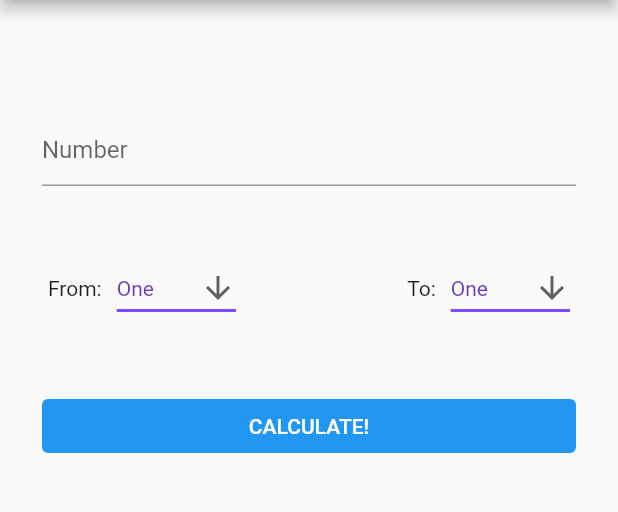
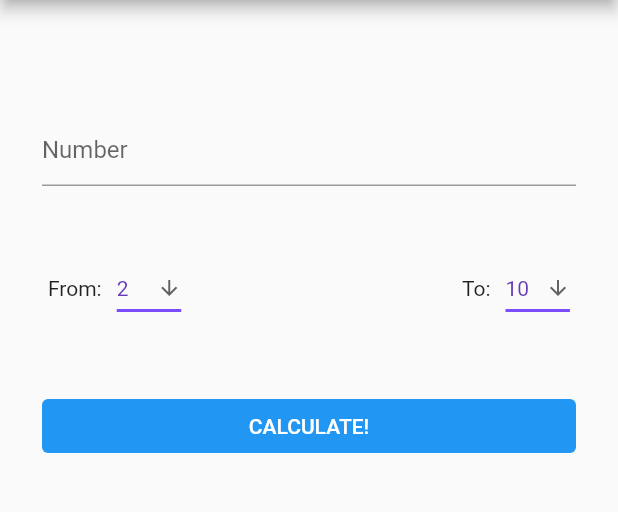
Before and after one commit to EmaMaker/base-converter, a Flutter app: the screen it shows after launch, after a tap on "CALCULATE!", on a phone screen of 412 x 824 dp, the part 84-596 px from its top. Run offline on Flutter 3.47's test engine with Material 2 defaults, Android fonts, the light colour scheme and no system bars.

Commit message:
Conversions from bases 0-16, 2CP, BCD

```diff
--- /dev/null
+++ b/lib/calculations.dart
@@ -0,0 +1,144 @@
+import 'dart:math';
+
+String decimalToBase(int number, toBase) {
+  //current base as integer
+  String tmpBase = toBase.toUpperCase();
+  if (tmpBase == "HEX") tmpBase = "16";
+
+  bool negative = number < 0;
+  if (negative) number *= -1;
+
+  String res = "";
+  switch (tmpBase) {
+    case "BCD":
+      String n = number.toString();
+      for (int i = 0; i < n.length; i++) {
+        String digit = decimalToBase(int.parse(n[i]), "2");
+        int missingZeros = 4 - digit.length;
+        for (int i = 0; i < missingZeros; i++) {
+          digit = "0" + digit;
+        }
+        res += digit;
+      }
+      if (negative) res = "-" + res;
+      break;
+    case "2CP":
+      String binary = decimalToBase(number, 2);
+      bool gotOne = false;
+      if (negative) {
+        for (int i = 0; i < binary.length; i++) {
+          if (gotOne) {
+            if (binary[i] == "1")
+              binary[i] == "0";
+            else
+              binary[i] == "1";
+          } else {
+            if (binary[i] == "1") gotOne = true;
+          }
+        }
+        res = binary;
+      } else {
+        res = "0" + binary;
+      }
+      break;
+    default:
+      int base = int.parse(tmpBase); //current base as integer
+      List<int> digits = [];
+
+      while (number != 0) {
+        digits.add(number % base);
+        number = number ~/ base;
+      }
+      digits = digits.reversed.toList();
+
+      for (int i = 0; i < digits.length; i++) {
+        if (digits[i] >= 10) {
+          res += String.fromCharCode(digits[i] + 55);
+        } else {
+          res += digits[i].toString();
+        }
+      }
+      if (negative) res = "-" + res;
+      break;
+  }
+  return res;
+}
+
+String baseToDecimal(String number, String pBase) {
+  bool negative = number.startsWith('-');
+  if (negative) number = number.split('-')[1];
+
+  //current base as integer
+  String tmpBase = pBase.toUpperCase();
+  if (tmpBase == "HEX") tmpBase = "16";
+
+  String cBase = tmpBase;
+  if (cBase == "BCD" || cBase == "2CP") cBase = "2";
+  int controlBase = int.parse(cBase);
+
+  for (int i = 0; i < number.length; i++) {
+    if (charToDigit(number, i) >= controlBase) {
+      return "error-invalid-number-for-base";
+    }
+  }
+
+  String res = "";
+  switch (tmpBase) {
+    case "BCD":
+      int missingZeros = (4 - number.length % 4) % 4;
+      for (int i = 0; i < missingZeros; i++) number = "0" + number;
+
+      for (int i = 0; i < number.length; i += 4) {
+        String n = number[i];
+        n += number[i + 1];
+        n += number[i + 2];
+        n += number[i + 3];
+        String n1 = baseToDecimal(n, "2");
+        print(n1);
+        if (int.parse(n1) > 9) return "error-bcd-greater-nine";
+        res += n1;
+      }
+      break;
+    case "2CP":
+      if (negative) {
+        return "error-negative-cp2";
+      }
+
+      int dres = 0;
+      number = number.split('').reversed.join('').toString();
+      for (int i = 0; i < number.length; i++) {
+        int add = int.parse(number[i]) * pow(2, i).toInt();
+        if (i == number.length - 1) add *= -1;
+        dres += add;
+      }
+      res = dres.toString();
+      break;
+    default:
+      int base = int.parse(tmpBase);
+      List<int> digits = [];
+
+      // Get the value in decimal of the current digit
+      for (int i = 0; i < number.length; i++) {
+        int digit = charToDigit(number, i);
+        digits.add(digit);
+      }
+
+      //Reverse the list
+      digits = digits.reversed.toList();
+
+      int dres = 0;
+      for (int i = 0; i < digits.length; i++) {
+        dres += digits[i] * pow(base, i).toInt();
+      }
+      res = dres.toString();
+      break;
+  }
+  return res;
+}
+
+int charToDigit(String s, int i) {
+  return isDigit(s, i) ? int.parse(s[i]) : s.codeUnitAt(i) - 55;
+}
+
+// https://stackoverflow.com/questions/25872456/dart-what-is-the-fastest-way-to-check-if-a-particular-symbol-in-a-string-is-a-d
+bool isDigit(String s, int i) => (s.codeUnitAt(i) ^ 0x30) <= 9;
--- a/lib/main.dart
+++ b/lib/main.dart
@@ -1,4 +1,7 @@
+import 'package:flutter/cupertino.dart';
 import 'package:flutter/material.dart';
+import 'package:flutter/widgets.dart';
+import 'package:base_converter/calculations.dart';
 
 void main() {
   runApp(const MyApp());
@@ -13,15 +16,6 @@
     return MaterialApp(
       title: 'Base Converter',
       theme: ThemeData(
-        // This is the theme of your application.
-        //
-        // Try running your application with "flutter run". You'll see the
-        // application has a blue toolbar. Then, without quitting the app, try
-        // changing the primarySwatch below to Colors.green and then invoke
-        // "hot reload" (press "r" in the console where you ran "flutter run",
-        // or simply save your changes to "hot reload" in a Flutter IDE).
-        // Notice that the counter didn't reset back to zero; the application
-        // is not restarted.
         primarySwatch: Colors.blue,
       ),
       home: const MyHomePage(),
@@ -37,9 +31,8 @@
 }
 
 class _MyHomePageState extends State<MyHomePage> {
-  String fromBase = "One";
-  String toBase = "One";
-
+  String fromBase = "2", savedFromBase = "";
+  String toBase = "10", savedToBase = "";
   String result = "";
 
   late TextEditingController _controller;
@@ -53,7 +46,9 @@
 
   @override
   Widget build(BuildContext context) {
-    return Scaffold(
+    return GestureDetector(
+      onTap: () => hidekbd,
+      child: Scaffold(
         appBar: AppBar(
           title: const Text("Base Converter"),
           actions: [
@@ -83,13 +78,14 @@
                 icon: const Icon(Icons.info_outline_rounded))
           ],
         ),
-      body: SafeArea(
-        child: Container(
+        body: Container(
           margin: const EdgeInsets.fromLTRB(24, 32, 24, 32),
           child: Column(children: [
             mainBody(),
             Expanded(
-              child: Center(child: richText),
+              child: Container(
+                  margin: const EdgeInsets.all(24),
+                  child: Center(child: resultToRichText())),
             )
           ]),
         ),
@@ -110,11 +106,11 @@
             TextField(
               controller: _controller,
               decoration: const InputDecoration(hintText: "Number "),
+              keyboardType: TextInputType.phone,
             ),
-            Row(mainAxisAlignment: MainAxisAlignment.spaceBetween, children: [
-              baseSelector("From:", fromBase),
-              baseSelector("To:", toBase)
-            ]),
+            Row(
+                mainAxisAlignment: MainAxisAlignment.spaceBetween,
+                children: [baseSelector("From:", 0), baseSelector("To:", 1)]),
             Row(children: [
               Expanded(
                   child: TextButton(
@@ -131,13 +127,74 @@
     );
   }
 
-  void calculate() {}
+  void hidekbd() {
+    FocusManager.instance.primaryFocus?.unfocus();
+  }
 
-  void decimalToBase() {}
+  RichText resultToRichText() {
+    switch (result) {
+      case "error-negative-in-cp2":
+        return errorString("Error: 2CP number can't have a negative sign");
+      case "error-bcd-greater-nine":
+        return errorString("Error: BCD can only code digits from 0 to 9");
+      case "error-invalid-number-for-base":
+        return errorString(
+            "Error: a digit is greater than or equal to the base");
+      case "":
+        return RichText(
+          text: TextSpan(
+            text: '',
+            style: DefaultTextStyle.of(context).style,
+            children: const <TextSpan>[],
+          ),
+        );
+      default:
+        return RichText(
+          text: TextSpan(
+            text: '',
+            style: DefaultTextStyle.of(context).style,
+            children: <TextSpan>[
+              mainNumber(_controller.text),
+              baseSubtitle("($savedFromBase)"),
+              mainNumber(" = $result"),
+              baseSubtitle("($savedToBase)"),
+            ],
+          ),
+        );
+    }
+  }
 
-  void baseToDecimal() {}
+  RichText errorString(String content) {
+    return RichText(
+      text: TextSpan(
+        text: '',
+        style: DefaultTextStyle.of(context).style,
+        children: <TextSpan>[
+          TextSpan(
+              text: content,
+              style: const TextStyle(
+                  color: Colors.black,
+                  fontSize: 12,
+                  fontWeight: FontWeight.normal,
+                  fontFamily: "Roboto")),
+        ],
+      ),
+    );
+  }
 
-  Container baseSelector(String labelText, String value) {
+  TextSpan mainNumber(String text) {
+    return TextSpan(
+        text: text,
+        style: const TextStyle(
+            color: Colors.black, fontSize: 18, fontWeight: FontWeight.bold));
+  }
+
+  TextSpan baseSubtitle(String text) {
+    return TextSpan(
+        text: text, style: const TextStyle(color: Colors.black, fontSize: 14));
+  }
+
+  Container baseSelector(String labelText, int i) {
     return Container(
       margin: const EdgeInsets.all(4),
       child: Row(
@@ -147,17 +204,10 @@
           const SizedBox(
             width: 10,
           ),
-          dpb(value),
-        ],
-      ),
-    );
-  }
-
-  DropdownButton dpb(String dropdownValue) {
-    return DropdownButton<String>(
-      value: dropdownValue,
+          DropdownButton<String>(
+            value: i == 0 ? fromBase : toBase,
             icon: const Icon(Icons.arrow_downward),
-      iconSize: 24,
+            iconSize: 16,
             elevation: 16,
             style: const TextStyle(color: Colors.deepPurple),
             underline: Container(
@@ -166,34 +216,55 @@
             ),
             onChanged: (String? newValue) {
               setState(() {
-          dropdownValue = newValue!;
+                if (i == 0) {
+                  fromBase = newValue!;
+                } else if (i == 1) {
+                  toBase = newValue!;
+                }
               });
             },
-      items: <String>[
-        'One',
-        'Two',
-        'Three',
-        'Four',
-        'Five',
-        'Six',
-        'Seven',
-        'Eight',
-        'Nine',
-        'Ten',
-        'Eleven',
-        'Twelve',
-        'Thirteen',
-        'Fourteen',
-        'Fifteen',
-        'Hex',
-        'BCD',
-        '2\'s CP'
-      ].map<DropdownMenuItem<String>>((String value) {
+            items: items.map<DropdownMenuItem<String>>((String value) {
               return DropdownMenuItem<String>(
                 value: value,
                 child: Text(value),
               );
             }).toList(),
+          ),
+        ],
+      ),
     );
   }
+
+  List<String> items = <String>[
+    '1',
+    '2',
+    '3',
+    '4',
+    '5',
+    '6',
+    '7',
+    '8',
+    '9',
+    '10',
+    '11',
+    '12',
+    '13',
+    '14',
+    '15',
+    'Hex',
+    'BCD',
+    "2CP"
+  ];
+
+  void calculate() {
+    setState(() {
+      hidekbd();
+      savedFromBase = fromBase;
+      savedToBase = toBase;
+
+      String s = baseToDecimal(_controller.text.toUpperCase(), savedFromBase);
+      if (!s.startsWith("error")) s = decimalToBase(int.parse(s), savedToBase);
+      result = s;
+    });
   }
+}
```
Lines whose indentation alone changed are shown as unchanged.
